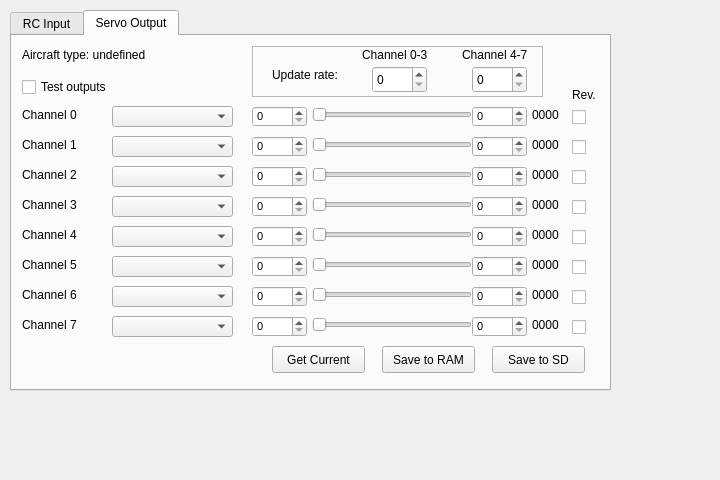
This is ground/src/plugins/config/settingswidget.ui in openpilot/OpenPilot as Qt 5 draws it before an edit. The edited form follows.
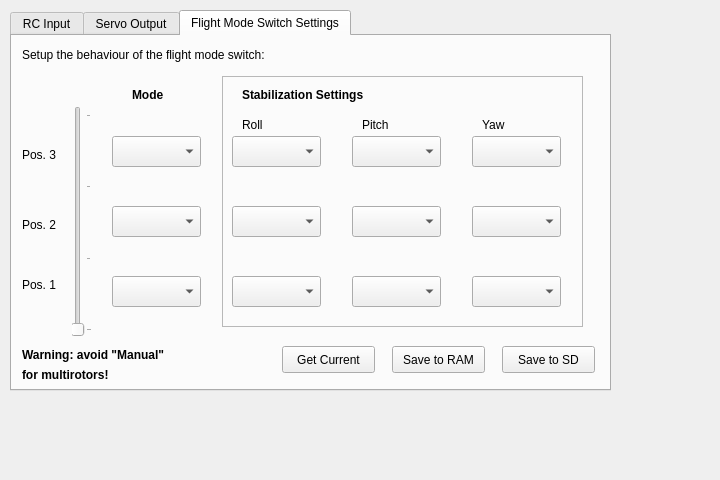
This is the edited form.

Commit message: OP-190 Added support for the flightmode switch settings in the config gadget. Let me know if you like the UI!

What changed in the file:
```diff
--- a/ground/src/plugins/config/settingswidget.ui
+++ b/ground/src/plugins/config/settingswidget.ui
@@ -23,7 +23,7 @@
     </rect>
    </property>
    <property name="currentIndex">
-    <number>1</number>
+    <number>2</number>
    </property>
    <widget class="QWidget" name="tab">
     <attribute name="title">
@@ -1658,7 +1658,7 @@
     <widget class="QPushButton" name="saveRCOutputToSD">
      <property name="geometry">
       <rect>
-       <x>480</x>
+       <x>490</x>
        <y>310</y>
        <width>93</width>
        <height>27</height>
@@ -1675,7 +1675,7 @@
     <widget class="QPushButton" name="getRCOutputCurrent">
      <property name="geometry">
       <rect>
-       <x>260</x>
+       <x>270</x>
        <y>310</y>
        <width>93</width>
        <height>27</height>
@@ -1691,7 +1691,7 @@
     <widget class="QPushButton" name="saveRCOutputToRAM">
      <property name="geometry">
       <rect>
-       <x>370</x>
+       <x>380</x>
        <y>310</y>
        <width>93</width>
        <height>27</height>
@@ -2115,6 +2115,394 @@
      </property>
     </widget>
    </widget>
+   <widget class="QWidget" name="tab_3">
+    <attribute name="title">
+     <string>Flight Mode Switch Settings</string>
+    </attribute>
+    <widget class="QLabel" name="label_6">
+     <property name="geometry">
+      <rect>
+       <x>10</x>
+       <y>10</y>
+       <width>331</width>
+       <height>17</height>
+      </rect>
+     </property>
+     <property name="text">
+      <string>Setup the behaviour of the flight mode switch:</string>
+     </property>
+    </widget>
+    <widget class="QSlider" name="fmsSlider">
+     <property name="enabled">
+      <bool>false</bool>
+     </property>
+     <property name="geometry">
+      <rect>
+       <x>60</x>
+       <y>70</y>
+       <width>20</width>
+       <height>231</height>
+      </rect>
+     </property>
+     <property name="toolTip">
+      <string>This slider moves when you move the flight mode switch
+on your remote. Setup the flightmode channel on the RC Input tab
+if you have not done so already.</string>
+     </property>
+     <property name="maximum">
+      <number>100</number>
+     </property>
+     <property name="orientation">
+      <enum>Qt::Vertical</enum>
+     </property>
+     <property name="tickPosition">
+      <enum>QSlider::TicksBelow</enum>
+     </property>
+     <property name="tickInterval">
+      <number>33</number>
+     </property>
+    </widget>
+    <widget class="QLabel" name="label_7">
+     <property name="geometry">
+      <rect>
+       <x>120</x>
+       <y>50</y>
+       <width>41</width>
+       <height>17</height>
+      </rect>
+     </property>
+     <property name="font">
+      <font>
+       <weight>75</weight>
+       <bold>true</bold>
+      </font>
+     </property>
+     <property name="text">
+      <string>Mode</string>
+     </property>
+    </widget>
+    <widget class="QComboBox" name="fmsModePos3">
+     <property name="geometry">
+      <rect>
+       <x>100</x>
+       <y>100</y>
+       <width>89</width>
+       <height>31</height>
+      </rect>
+     </property>
+    </widget>
+    <widget class="QComboBox" name="fmsModePos2">
+     <property name="geometry">
+      <rect>
+       <x>100</x>
+       <y>170</y>
+       <width>89</width>
+       <height>31</height>
+      </rect>
+     </property>
+    </widget>
+    <widget class="QComboBox" name="fmsModePos1">
+     <property name="geometry">
+      <rect>
+       <x>100</x>
+       <y>240</y>
+       <width>89</width>
+       <height>31</height>
+      </rect>
+     </property>
+    </widget>
+    <widget class="QFrame" name="frame_2">
+     <property name="geometry">
+      <rect>
+       <x>210</x>
+       <y>40</y>
+       <width>361</width>
+       <height>251</height>
+      </rect>
+     </property>
+     <property name="frameShape">
+      <enum>QFrame::StyledPanel</enum>
+     </property>
+     <property name="frameShadow">
+      <enum>QFrame::Raised</enum>
+     </property>
+     <widget class="QLabel" name="label_8">
+      <property name="geometry">
+       <rect>
+        <x>20</x>
+        <y>40</y>
+        <width>62</width>
+        <height>17</height>
+       </rect>
+      </property>
+      <property name="text">
+       <string>Roll</string>
+      </property>
+     </widget>
+     <widget class="QLabel" name="label_9">
+      <property name="geometry">
+       <rect>
+        <x>140</x>
+        <y>40</y>
+        <width>62</width>
+        <height>17</height>
+       </rect>
+      </property>
+      <property name="text">
+       <string>Pitch</string>
+      </property>
+     </widget>
+     <widget class="QLabel" name="label_10">
+      <property name="geometry">
+       <rect>
+        <x>260</x>
+        <y>40</y>
+        <width>62</width>
+        <height>17</height>
+       </rect>
+      </property>
+      <property name="text">
+       <string>Yaw</string>
+      </property>
+     </widget>
+     <widget class="QComboBox" name="fmsSsPos3Roll">
+      <property name="geometry">
+       <rect>
+        <x>10</x>
+        <y>60</y>
+        <width>89</width>
+        <height>31</height>
+       </rect>
+      </property>
+     </widget>
+     <widget class="QComboBox" name="fmsSsPos3Pitch">
+      <property name="geometry">
+       <rect>
+        <x>130</x>
+        <y>60</y>
+        <width>89</width>
+        <height>31</height>
+       </rect>
+      </property>
+     </widget>
+     <widget class="QComboBox" name="fmsSsPos3Yaw">
+      <property name="geometry">
+       <rect>
+        <x>250</x>
+        <y>60</y>
+        <width>89</width>
+        <height>31</height>
+       </rect>
+      </property>
+     </widget>
+     <widget class="QComboBox" name="fmsSsPos2Roll">
+      <property name="geometry">
+       <rect>
+        <x>10</x>
+        <y>130</y>
+        <width>89</width>
+        <height>31</height>
+       </rect>
+      </property>
+     </widget>
+     <widget class="QComboBox" name="fmsSsPos2Pitch">
+      <property name="geometry">
+       <rect>
+        <x>130</x>
+        <y>130</y>
+        <width>89</width>
+        <height>31</height>
+       </rect>
+      </property>
+     </widget>
+     <widget class="QComboBox" name="fmsSsPos2Yaw">
+      <property name="geometry">
+       <rect>
+        <x>250</x>
+        <y>130</y>
+        <width>89</width>
+        <height>31</height>
+       </rect>
+      </property>
+     </widget>
+     <widget class="QComboBox" name="fmsSsPos1Roll">
+      <property name="geometry">
+       <rect>
+        <x>10</x>
+        <y>200</y>
+        <width>89</width>
+        <height>31</height>
+       </rect>
+      </property>
+     </widget>
+     <widget class="QComboBox" name="fmsSsPos1Pitch">
+      <property name="geometry">
+       <rect>
+        <x>130</x>
+        <y>200</y>
+        <width>89</width>
+        <height>31</height>
+       </rect>
+      </property>
+     </widget>
+     <widget class="QComboBox" name="fmsSsPos1Yaw">
+      <property name="geometry">
+       <rect>
+        <x>250</x>
+        <y>200</y>
+        <width>89</width>
+        <height>31</height>
+       </rect>
+      </property>
+     </widget>
+     <widget class="QLabel" name="label_14">
+      <property name="geometry">
+       <rect>
+        <x>20</x>
+        <y>10</y>
+        <width>191</width>
+        <height>17</height>
+       </rect>
+      </property>
+      <property name="font">
+       <font>
+        <weight>75</weight>
+        <bold>true</bold>
+       </font>
+      </property>
+      <property name="text">
+       <string>Stabilization Settings</string>
+      </property>
+     </widget>
+    </widget>
+    <widget class="QLabel" name="label_11">
+     <property name="geometry">
+      <rect>
+       <x>10</x>
+       <y>110</y>
+       <width>62</width>
+       <height>17</height>
+      </rect>
+     </property>
+     <property name="text">
+      <string>Pos. 3</string>
+     </property>
+    </widget>
+    <widget class="QLabel" name="label_12">
+     <property name="geometry">
+      <rect>
+       <x>10</x>
+       <y>180</y>
+       <width>62</width>
+       <height>17</height>
+      </rect>
+     </property>
+     <property name="text">
+      <string>Pos. 2</string>
+     </property>
+    </widget>
+    <widget class="QLabel" name="label_13">
+     <property name="geometry">
+      <rect>
+       <x>10</x>
+       <y>240</y>
+       <width>62</width>
+       <height>17</height>
+      </rect>
+     </property>
+     <property name="text">
+      <string>Pos. 1</string>
+     </property>
+    </widget>
+    <widget class="QPushButton" name="getFmsCurrent">
+     <property name="geometry">
+      <rect>
+       <x>270</x>
+       <y>310</y>
+       <width>93</width>
+       <height>27</height>
+      </rect>
+     </property>
+     <property name="toolTip">
+      <string>Retrieve settings from OpenPilot</string>
+     </property>
+     <property name="text">
+      <string>Get Current</string>
+     </property>
+    </widget>
+    <widget class="QPushButton" name="saveFmsToRAM">
+     <property name="geometry">
+      <rect>
+       <x>380</x>
+       <y>310</y>
+       <width>93</width>
+       <height>27</height>
+      </rect>
+     </property>
+     <property name="toolTip">
+      <string>Send to OpenPilot but don't write in SD.
+Be sure to set the Neutral position on all sliders before sending!</string>
+     </property>
+     <property name="text">
+      <string>Save to RAM</string>
+     </property>
+    </widget>
+    <widget class="QPushButton" name="saveFmsToSD">
+     <property name="geometry">
+      <rect>
+       <x>490</x>
+       <y>310</y>
+       <width>93</width>
+       <height>27</height>
+      </rect>
+     </property>
+     <property name="toolTip">
+      <string>Be sure to set the Neutral position on all sliders before sending!
+Applies and Saves all settings to SD</string>
+     </property>
+     <property name="text">
+      <string>Save to SD</string>
+     </property>
+    </widget>
+    <widget class="QLabel" name="label_15">
+     <property name="geometry">
+      <rect>
+       <x>10</x>
+       <y>310</y>
+       <width>201</width>
+       <height>17</height>
+      </rect>
+     </property>
+     <property name="font">
+      <font>
+       <weight>75</weight>
+       <bold>true</bold>
+      </font>
+     </property>
+     <property name="text">
+      <string>Warning: avoid &quot;Manual&quot;</string>
+     </property>
+    </widget>
+    <widget class="QLabel" name="label_16">
+     <property name="geometry">
+      <rect>
+       <x>10</x>
+       <y>330</y>
+       <width>201</width>
+       <height>17</height>
+      </rect>
+     </property>
+     <property name="font">
+      <font>
+       <weight>75</weight>
+       <bold>true</bold>
+      </font>
+     </property>
+     <property name="text">
+      <string>for multirotors!</string>
+     </property>
+    </widget>
+   </widget>
   </widget>
  </widget>
  <resources/>
```
The commit also changes 3 other files.
